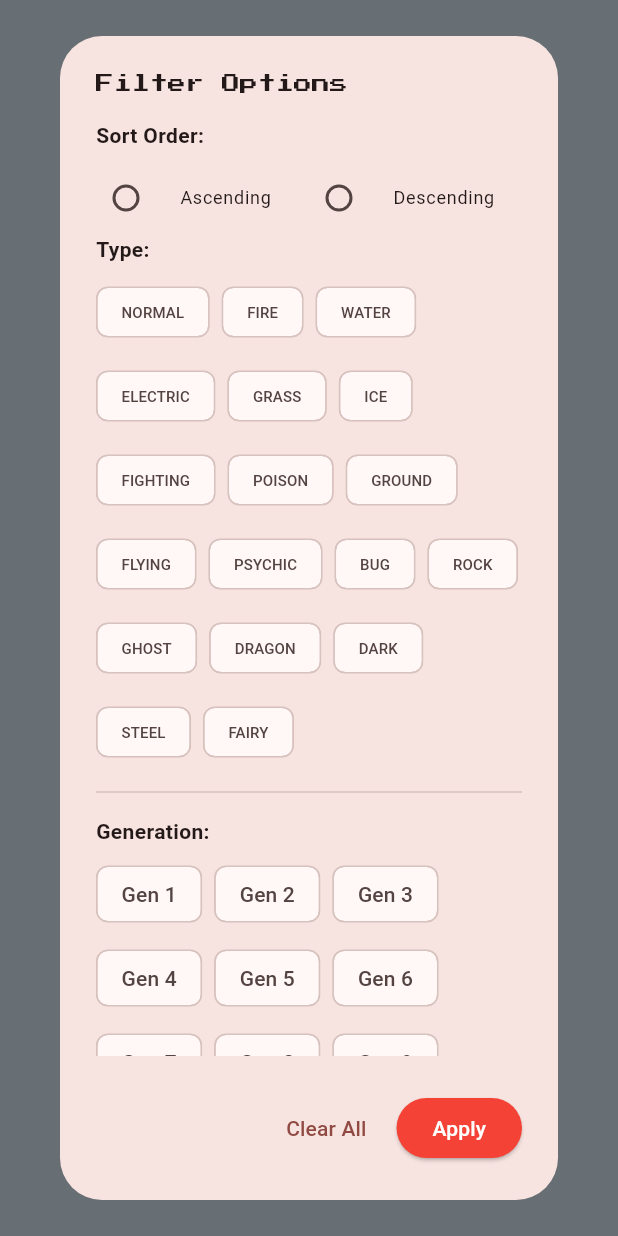
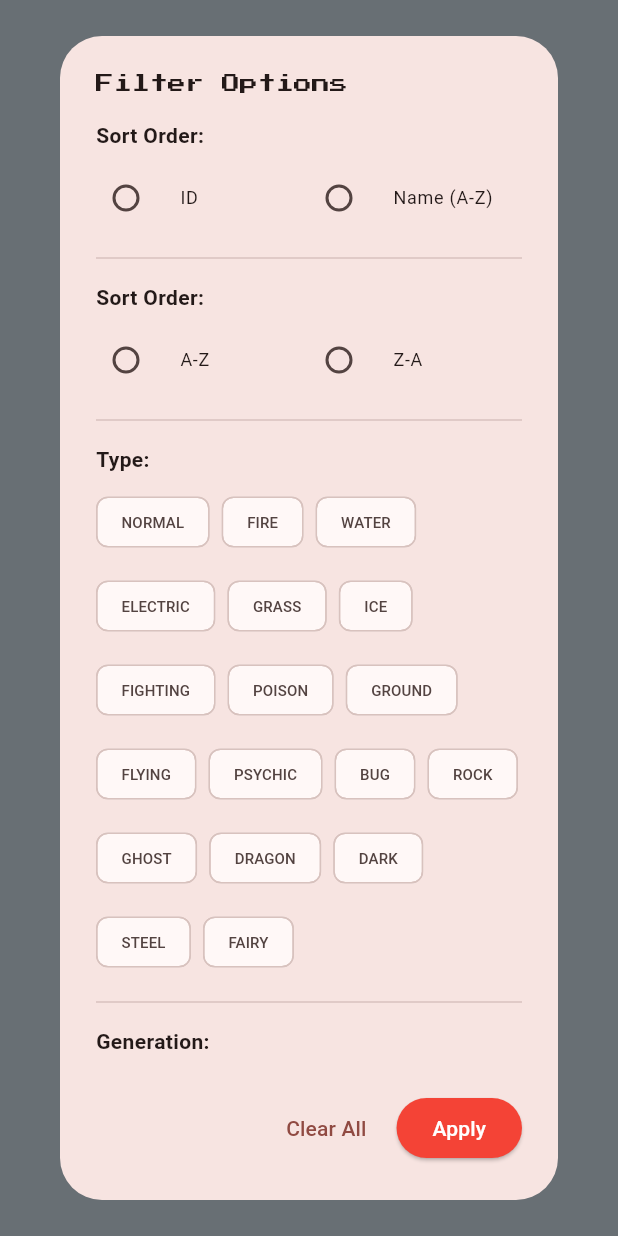
Before and after one commit to Uziel-Almonte/pokedex, a Flutter app: what showFilterDialog() shows on an empty page, opened directly with empty values, on a phone screen of 412 x 824 dp. Run offline on Flutter 3.47's test engine with Material 3 defaults, Android fonts, the phone set to English and light mode, and no system bars; our stand-ins replace equatable, flutter_bloc, google_fonts, graphql_flutter, hive_flutter, pie_chart; accounts and stored records are empty; network calls fail.

Commit message:
filtrado por nombre (en asc/desc orden) agregado, paginacion arreglada para busqueda de pokemon por nombre

```diff
--- a/lib/data/queries.dart
+++ b/lib/data/queries.dart
@@ -120,6 +120,7 @@ Future<List<Map<String, dynamic>>> fetchPokemonList(
   int? selectedGeneration,
   String? selectedAbility,
   String sortOrder,
+    String sortBy,
   int counter
 ) async {
   // Build dynamic filter conditions
@@ -155,9 +156,11 @@ Future<List<Map<String, dynamic>>> fetchPokemonList(
   final offset = (counter - 1) * 50;
   final orderDirection = sortOrder == 'desc' ? 'desc' : 'asc';
 
+  final orderByField = sortBy == 'name' ? 'name' : 'id';
+
   final query = '''
     query GetPokemonList {
-      pokemon_v2_pokemon($whereClause, limit: 50, offset: $offset, order_by: {id: $orderDirection}) {
+      pokemon_v2_pokemon($whereClause, limit: 50, offset: $offset, order_by: {$orderByField: $orderDirection}) {
         id
         name
         pokemon_v2_pokemontypes {
@@ -185,10 +188,12 @@ Future<List<Map<String, dynamic>>> fetchPokemonList(
 /**
  * SEARCH POKEMON BY NAME - Returns list of matching Pokémon
  */
-Future<List<Map<String, dynamic>>> searchPokemonByName(String name, GraphQLClient client) async {
+Future<List<Map<String, dynamic>>> searchPokemonByName(String name, GraphQLClient client, int counter) async {
+
+  final offset = (counter - 1) * 50;
   final query = '''
     query SearchPokemonByName {
-      pokemon_v2_pokemon(where: {name: {_ilike: "%$name%"}}, limit: 20) {
+      pokemon_v2_pokemon(where: {name: {_ilike: "%$name%"}}, limit: 50, offset: $offset, order_by: {id: asc}) {
         id
         name
         pokemon_v2_pokemontypes {
@@ -212,7 +217,7 @@ Future<List<Map<String, dynamic>>> searchPokemonByName(String name, GraphQLClien
  * SEARCH SINGLE POKEMON BY NAME - Returns first matching Pokémon
  */
 Future<Map<String, dynamic>?> searchSinglePokemonByName(String name, GraphQLClient client) async {
-  final results = await searchPokemonByName(name, client);
+  final results = await searchPokemonByName(name, client, 1);
   return results.isNotEmpty ? results.first : null;
 }
 
--- a/lib/domain/state_management/bloc_state_home.dart
+++ b/lib/domain/state_management/bloc_state_home.dart
@@ -16,6 +16,7 @@ class LoadPokemonList extends HomeEvent {
   final int? selectedGeneration;
   final String? selectedAbility;
   final String? sortOrder;
+  final String? sortBy;
 
   const LoadPokemonList({
     required this.pokemonId,
@@ -23,10 +24,11 @@ class LoadPokemonList extends HomeEvent {
     this.selectedGeneration,
     this.selectedAbility,
     this.sortOrder,
+    this.sortBy,
   });
 
   @override
-  List<Object?> get props => [pokemonId, selectedType, selectedGeneration, selectedAbility, sortOrder];
+  List<Object?> get props => [pokemonId, selectedType, selectedGeneration, selectedAbility, sortOrder, sortBy];
 }
 
 class LoadMorePokemon extends HomeEvent {
@@ -47,11 +49,14 @@ class UpdateFilters extends HomeEvent {
   final int? generation;
   final String? ability;
   final String? sortOrder;
+  final String? sortBy;
 
-  const UpdateFilters({this.type, this.generation, this.ability, this.sortOrder});
+
+  const UpdateFilters({this.type, this.generation, this.ability, this.sortOrder, this.sortBy});
 
   @override
   List<Object?> get props => [type, generation, ability];
+
 }
 
 // States
@@ -74,7 +79,9 @@ class HomeLoaded extends HomeState {
   final int? selectedGeneration;
   final String? selectedAbility;
   final String sortOrder;
+  final String sortBy;
   final bool hasReachedMax;
+  final int currentSearchPage;
 
   const HomeLoaded({
     required this.pokemonList,
@@ -84,7 +91,9 @@ class HomeLoaded extends HomeState {
     this.selectedGeneration,
     this.selectedAbility,
     this.sortOrder='asc',
+    this.sortBy='id',
     this.hasReachedMax = false,
+    this.currentSearchPage = 1,
   });
 
   @override
@@ -96,7 +105,9 @@ class HomeLoaded extends HomeState {
     selectedGeneration,
     selectedAbility,
     sortOrder,
+    sortBy,
     hasReachedMax,
+    currentSearchPage,
   ];
 
   HomeLoaded copyWith({
@@ -108,6 +119,8 @@ class HomeLoaded extends HomeState {
     String? selectedAbility,
     bool? hasReachedMax,
     String? sortOrder,
+    String? sortBy,
+    int? currentSearchPage,
   }) {
     return HomeLoaded(
       pokemonList: pokemonList ?? this.pokemonList,
@@ -118,6 +131,8 @@ class HomeLoaded extends HomeState {
       selectedAbility: selectedAbility ?? this.selectedAbility,
       hasReachedMax: hasReachedMax ?? this.hasReachedMax,
       sortOrder: sortOrder ?? this.sortOrder,
+      sortBy: sortBy ?? this.sortBy,
+      currentSearchPage: currentSearchPage ?? this.currentSearchPage,
     );
   }
 }
@@ -162,6 +177,7 @@ class HomeBloc extends Bloc<HomeEvent, HomeState> {
         event.selectedGeneration,
         event.selectedAbility,
         event.sortOrder ?? 'asc',
+        event.sortBy ?? 'id',
         1, // Start from page 1
       );
 
@@ -188,18 +204,31 @@ class HomeBloc extends Bloc<HomeEvent, HomeState> {
     final currentState = state;
     if (currentState is HomeLoaded && !currentState.hasReachedMax) {
       try {
-        // Calculate the next starting ID for pagination
-        final nextPage = (currentState.pokemonList.length ~/ _pageSize) + 1;
+        List<Map<String, dynamic>> morePokemon;
+        int nextPage;
 
-        // Fetch more Pokemon using the GraphQL query with filters
-        final morePokemon = await fetchPokemonList(
+        // Check if we're in search mode
+        if (currentState.searchQuery.isNotEmpty) {
+          // Use currentSearchPage counter for search pagination
+          nextPage = currentState.currentSearchPage + 1;
+          morePokemon = await searchPokemonByName(
+            currentState.searchQuery,
+            client,
+            nextPage,
+          );
+        } else {
+          // Normal pagination with filters
+          nextPage = (currentState.pokemonList.length ~/ _pageSize) + 1;
+          morePokemon = await fetchPokemonList(
             client,
             currentState.selectedType,
             currentState.selectedGeneration,
             currentState.selectedAbility,
             currentState.sortOrder,
+            currentState.sortBy,
             nextPage,
           );
+        }
 
         // Append to existing list instead of replacing
         final updatedList = [...currentState.pokemonList, ...morePokemon];
@@ -207,6 +236,7 @@ class HomeBloc extends Bloc<HomeEvent, HomeState> {
         emit(currentState.copyWith(
           pokemonList: updatedList,
           hasReachedMax: morePokemon.length < _pageSize,
+          currentSearchPage: currentState.searchQuery.isNotEmpty ? nextPage : currentState.currentSearchPage,
         ));
       } catch (e) {
         emit(HomeError(e.toString()));
@@ -231,6 +261,8 @@ class HomeBloc extends Bloc<HomeEvent, HomeState> {
           selectedType: currentState.selectedType,
           selectedGeneration: currentState.selectedGeneration,
           selectedAbility: currentState.selectedAbility,
+          sortOrder: currentState.sortOrder,
+          sortBy: currentState.sortBy,
         ));
       }
       return;
@@ -238,12 +270,13 @@ class HomeBloc extends Bloc<HomeEvent, HomeState> {
 
     emit(HomeLoading());
     try {
-      final results = await searchPokemonByName(event.query, client);
+      final results = await searchPokemonByName(event.query, client, 1);
       emit(HomeLoaded(
         pokemonList: results,
         currentPokemonId: 1,
         searchQuery: event.query,
-        hasReachedMax: true,
+        currentSearchPage: 1,
+        hasReachedMax: results.length < _pageSize,
       ));
     } catch (e) {
       emit(HomeError(e.toString()));
@@ -261,6 +294,7 @@ class HomeBloc extends Bloc<HomeEvent, HomeState> {
       selectedGeneration: event.generation,
       selectedAbility: event.ability,
       sortOrder: event.sortOrder ?? 'asc',
+      sortBy: event.sortBy ?? 'id',
     ));
   }
 }
--- a/lib/presentation/page_necessities/home_page/showFilterDialog.dart
+++ b/lib/presentation/page_necessities/home_page/showFilterDialog.dart
@@ -17,7 +17,14 @@ import 'package:google_fonts/google_fonts.dart';
 // Example: HP          45           [████████░░░░░░░░░░]
 //
 // RETURNS: A Row widget containing the stat display
-Future<Map<String, dynamic>?> showFilterDialog(BuildContext context, String? _selectedType, int? _selectedGeneration, String? _selectedAbility, String _sortOrder) {
+Future<Map<String, dynamic>?> showFilterDialog(
+    BuildContext context,
+    String? _selectedType,
+    int? _selectedGeneration,
+    String? _selectedAbility,
+    String _sortOrder,
+    String _sortBy
+    ) {
   return showDialog<Map<String, dynamic>>(
     context: context,
     builder: (BuildContext context) {
@@ -39,7 +46,47 @@ Future<Map<String, dynamic>?> showFilterDialog(BuildContext context, String? _se
                     children: [
                       Expanded(
                         child: RadioListTile<String>(
-                          title: const Text('Ascending', style: TextStyle(fontSize: 12)),
+                          title: const Text('ID', style: TextStyle(fontSize: 12)),
+                          value: 'id',
+                          groupValue: _sortBy,
+                          onChanged: (value) {
+                            setDialogState(() {
+                              _sortBy = value!;
+                            });
+                          },
+                          dense: true,
+                          contentPadding: EdgeInsets.zero,
+                        ),
+                      ),
+                      Expanded(
+                        child: RadioListTile<String>(
+                          title: const Text('Name (A-Z)', style: TextStyle(fontSize: 12)),
+                          value: 'name',
+                          groupValue: _sortBy,
+                          onChanged: (value) {
+                            setDialogState(() {
+                              _sortBy = value!;
+                            });
+                          },
+                          dense: true,
+                          contentPadding: EdgeInsets.zero,
+                        ),
+                      ),
+                    ],
+                  ),
+                  const Divider(height: 32),
+
+                  // Sort Order (código existente)
+                  Text('Sort Order:', style: GoogleFonts.roboto(fontWeight: FontWeight.bold)),
+                  const SizedBox(height: 8),
+                  Row(
+                    children: [
+                      Expanded(
+                        child: RadioListTile<String>(
+                          title: Text(
+                              _sortBy == 'id' ? 'Ascending' : 'A-Z',
+                              style: const TextStyle(fontSize: 12)
+                          ),
                           value: 'asc',
                           groupValue: _sortOrder,
                           onChanged: (value) {
@@ -53,7 +100,10 @@ Future<Map<String, dynamic>?> showFilterDialog(BuildContext context, String? _se
                       ),
                       Expanded(
                         child: RadioListTile<String>(
-                          title: const Text('Descending', style: TextStyle(fontSize: 12)),
+                          title: Text(
+                              _sortBy == 'id' ? 'Descending' : 'Z-A',
+                              style: const TextStyle(fontSize: 12)
+                          ),
                           value: 'desc',
                           groupValue: _sortOrder,
                           onChanged: (value) {
@@ -67,6 +117,7 @@ Future<Map<String, dynamic>?> showFilterDialog(BuildContext context, String? _se
                       ),
                     ],
                   ),
+                  const Divider(height: 32),
                   // FILTRO POR TIPO
                   Text('Type:', style: GoogleFonts.roboto(fontWeight: FontWeight.bold)),
                   const SizedBox(height: 8),
@@ -155,6 +206,7 @@ Future<Map<String, dynamic>?> showFilterDialog(BuildContext context, String? _se
                     _selectedGeneration = null;
                     _selectedAbility = null;
                     _sortOrder = 'asc';
+                    _sortBy = 'id';
                   });
                 },
                 child: const Text('Clear All'),
@@ -167,6 +219,7 @@ Future<Map<String, dynamic>?> showFilterDialog(BuildContext context, String? _se
                     'generation': _selectedGeneration,
                     'ability': _selectedAbility,
                     'sortOrder': _sortOrder,
+                    'sortBy': _sortBy,
                   });
                 },
                 style: ElevatedButton.styleFrom(
```
Also changed, not shown: lib/presentation/pages/HomePageState.dart (+12 -1 lines). Lines whose indentation alone changed are shown as unchanged.
